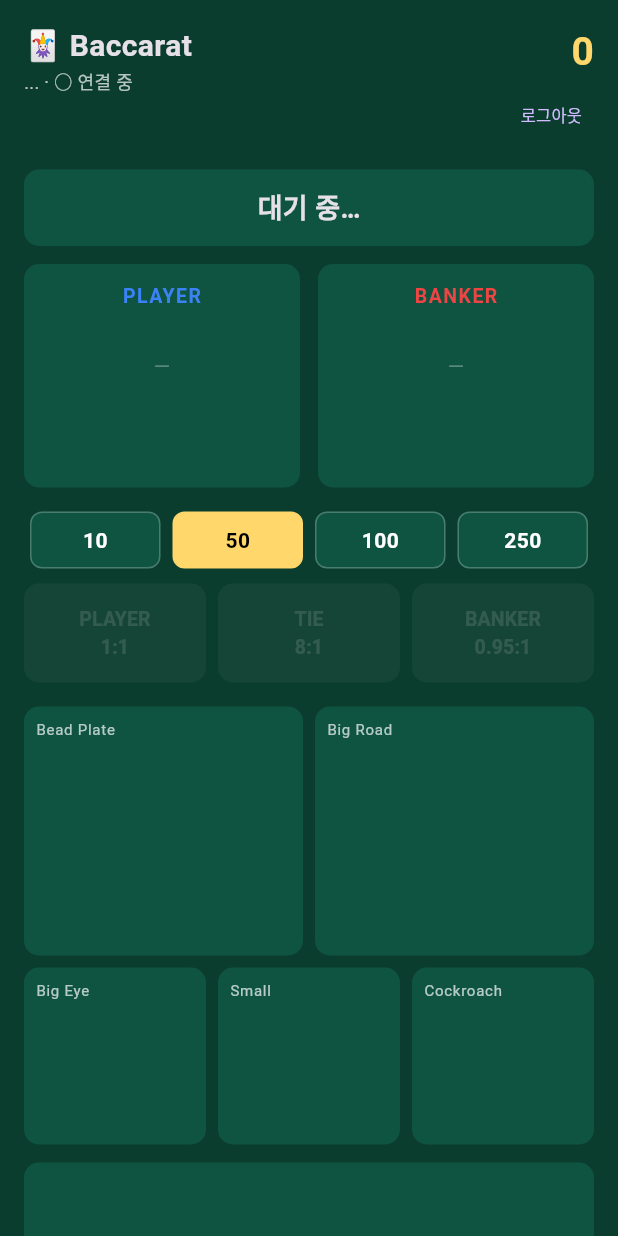
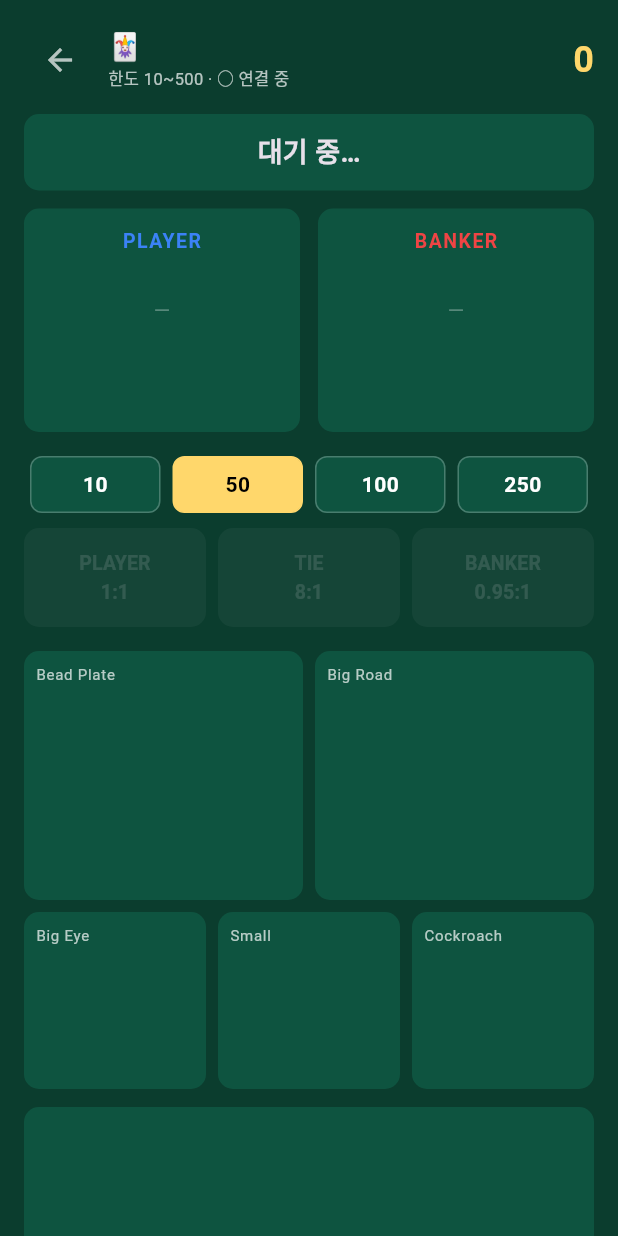
Before and after one commit to rlatmdwo0021/CNO, a Flutter app: the TableScreen screen opened directly with empty values, on a phone screen of 412 x 824 dp. Run offline on Flutter 3.47's test engine with Material 3 defaults, Android fonts, the phone set to English and light mode, and no system bars; network calls fail.

Commit message:
Phase 2+3: multi-room backend (RoomManager, preset rooms) + Flutter lobby/room-list/table navigation
Co-Authored-By: Claude Opus 4.8 (1M context) <noreply@anthropic.com>

```diff
--- a/app/lib/main.dart
+++ b/app/lib/main.dart
@@ -2,6 +2,8 @@ import 'package:flutter/material.dart';
 
 import 'auth_screen.dart';
 import 'game_service.dart';
+import 'lobby_screen.dart';
+import 'room_list_screen.dart';
 import 'table_screen.dart';
 import 'widgets.dart';
 
@@ -28,8 +30,17 @@ class BaccaratApp extends StatelessWidget {
       ),
       home: ListenableBuilder(
         listenable: service,
-        builder: (context, _) =>
-            service.loggedIn ? TableScreen(service) : AuthScreen(service),
+        builder: (context, _) {
+          if (!service.loggedIn) return AuthScreen(service);
+          switch (service.view) {
+            case AppView.lobby:
+              return LobbyScreen(service);
+            case AppView.rooms:
+              return RoomListScreen(service);
+            case AppView.table:
+              return TableScreen(service);
+          }
+        },
       ),
     );
   }
--- a/app/lib/models.dart
+++ b/app/lib/models.dart
@@ -1,4 +1,32 @@
 // Plain data models parsed from the server's JSON protocol.
+
+class GameInfo {
+  final String id;
+  final String name;
+  final String status; // live | soon
+  GameInfo(this.id, this.name, this.status);
+  factory GameInfo.fromJson(Map<String, dynamic> j) =>
+      GameInfo(j['id'] as String, j['name'] as String, j['status'] as String);
+  bool get isLive => status == 'live';
+}
+
+class RoomInfo {
+  final String id;
+  final String name;
+  final int minBet;
+  final int maxBet;
+  final int players;
+  final String phase;
+  RoomInfo(this.id, this.name, this.minBet, this.maxBet, this.players, this.phase);
+  factory RoomInfo.fromJson(Map<String, dynamic> j) => RoomInfo(
+        j['id'] as String,
+        j['name'] as String,
+        j['minBet'] as int,
+        j['maxBet'] as int,
+        j['players'] as int,
+        j['phase'] as String,
+      );
+}
 
 class CardView {
   final String rank;
--- a/app/lib/table_screen.dart
+++ b/app/lib/table_screen.dart
@@ -76,34 +76,30 @@ class _TableScreenState extends State<TableScreen> {
         ? '● 온라인'
         : (s.conn == Conn.connecting ? '○ 연결 중' : '○ 끊김');
     return Row(
-      crossAxisAlignment: CrossAxisAlignment.start,
+      crossAxisAlignment: CrossAxisAlignment.center,
       children: [
+        IconButton(
+          onPressed: s.leaveRoom,
+          icon: const Icon(Icons.arrow_back, color: Colors.white70),
+          padding: EdgeInsets.zero,
+          constraints: const BoxConstraints(),
+          tooltip: '방 나가기',
+        ),
+        const SizedBox(width: 8),
         Expanded(
           child: Column(
             crossAxisAlignment: CrossAxisAlignment.start,
             children: [
-              const Text('🃏 Baccarat',
-                  style: TextStyle(fontSize: 20, fontWeight: FontWeight.bold)),
-              Text('${s.name.isEmpty ? '...' : s.name} · $connText',
-                  style: const TextStyle(fontSize: 12, color: Colors.white70)),
+              Text('🃏 ${s.roomName}',
+                  style: const TextStyle(fontSize: 18, fontWeight: FontWeight.bold)),
+              Text('한도 ${s.minBet}~${s.maxBet} · $connText',
+                  style: const TextStyle(fontSize: 11, color: Colors.white70)),
             ],
           ),
         ),
-        Column(
-          crossAxisAlignment: CrossAxisAlignment.end,
-          children: [
-            Text('${s.balance}',
-                style: const TextStyle(
-                    fontSize: 26, fontWeight: FontWeight.bold, color: goldColor)),
-            TextButton(
-              onPressed: s.logout,
-              style: TextButton.styleFrom(
-                  padding: const EdgeInsets.symmetric(horizontal: 8, vertical: 0),
-                  minimumSize: const Size(0, 28)),
-              child: const Text('로그아웃', style: TextStyle(fontSize: 11)),
-            ),
-          ],
-        ),
+        Text('${s.balance}',
+            style: const TextStyle(
+                fontSize: 24, fontWeight: FontWeight.bold, color: goldColor)),
       ],
     );
   }
```
Also changed, not shown: app/lib/game_service.dart (+81 -7 lines), app/lib/lobby_screen.dart (added, +106 -0 lines), app/lib/room_list_screen.dart (added, +119 -0 lines), 2 other files.
